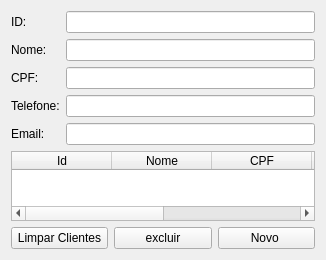
Above: ui/clientes.ui from WallacX/Sist.-Gerenciamento-de-rifas before the change. Below: the same form after it.
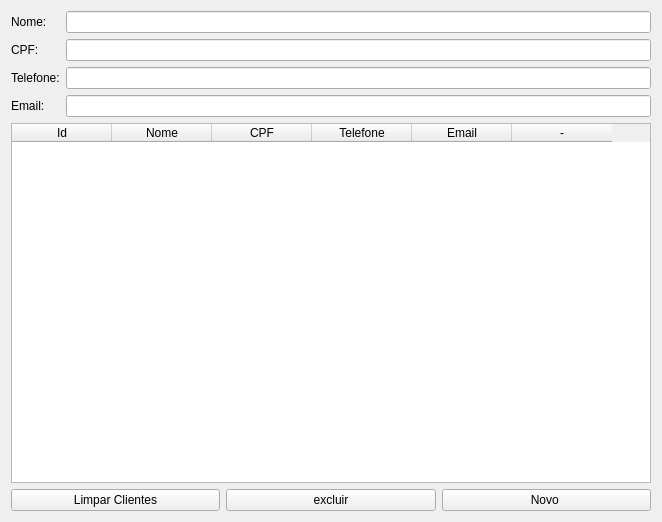
That is the form after the change.

Diff of the .ui file:
```diff
--- a/ui/clientes.ui
+++ b/ui/clientes.ui
@@ -6,8 +6,8 @@
    <rect>
     <x>0</x>
     <y>0</y>
-    <width>326</width>
-    <height>216</height>
+    <width>654</width>
+    <height>514</height>
    </rect>
   </property>
   <property name="windowTitle">
@@ -19,59 +19,55 @@
      <item>
       <layout class="QFormLayout" name="formLayout">
        <item row="0" column="0">
-        <widget class="QLabel" name="label">
-         <property name="text">
-          <string>ID:</string>
-         </property>
-        </widget>
-       </item>
-       <item row="0" column="1">
-        <widget class="QLineEdit" name="id_line"/>
-       </item>
-       <item row="1" column="0">
         <widget class="QLabel" name="label_2">
          <property name="text">
           <string>Nome:</string>
          </property>
         </widget>
        </item>
-       <item row="1" column="1">
+       <item row="0" column="1">
         <widget class="QLineEdit" name="nome_line"/>
        </item>
-       <item row="2" column="0">
+       <item row="1" column="0">
         <widget class="QLabel" name="label_3">
          <property name="text">
           <string>CPF:</string>
          </property>
         </widget>
        </item>
-       <item row="2" column="1">
+       <item row="1" column="1">
         <widget class="QLineEdit" name="cpf_line"/>
        </item>
-       <item row="3" column="0">
+       <item row="2" column="0">
         <widget class="QLabel" name="label_4">
          <property name="text">
           <string>Telefone:</string>
          </property>
         </widget>
        </item>
-       <item row="3" column="1">
+       <item row="2" column="1">
         <widget class="QLineEdit" name="telefone_line"/>
        </item>
-       <item row="4" column="0">
+       <item row="3" column="0">
         <widget class="QLabel" name="label_5">
          <property name="text">
           <string>Email:</string>
          </property>
         </widget>
        </item>
-       <item row="4" column="1">
+       <item row="3" column="1">
         <widget class="QLineEdit" name="email_line"/>
        </item>
       </layout>
      </item>
      <item>
       <widget class="QTableWidget" name="tableWidget">
+       <property name="minimumSize">
+        <size>
+         <width>640</width>
+         <height>360</height>
+        </size>
+       </property>
        <column>
         <property name="text">
          <string>Id</string>
```
